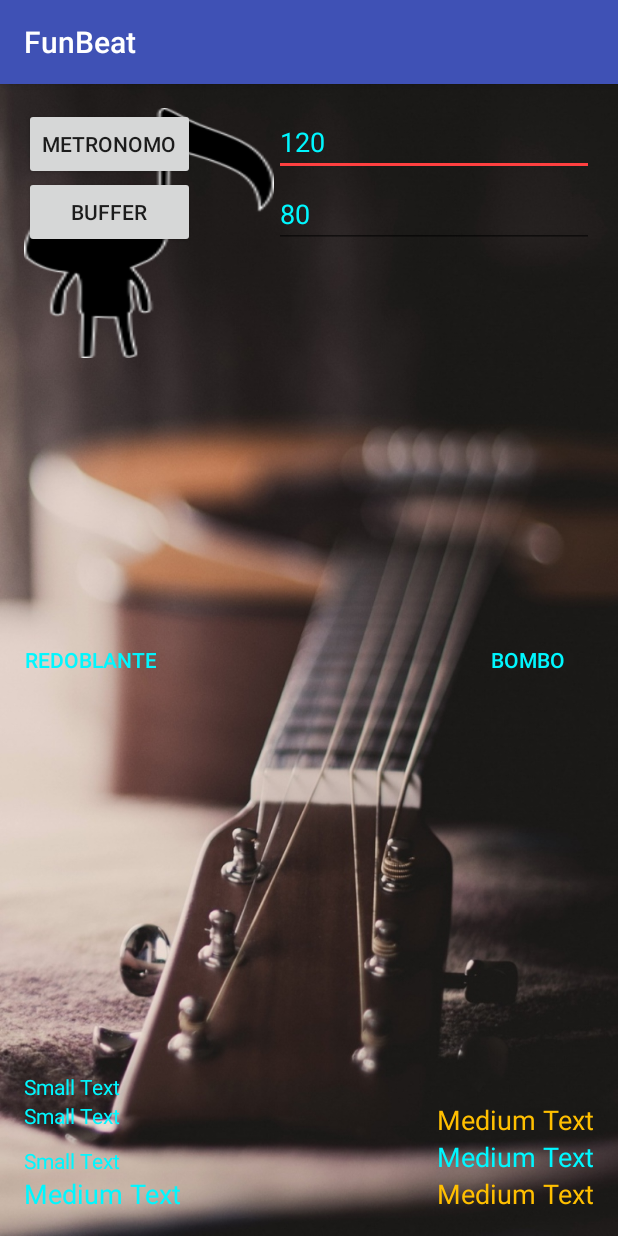
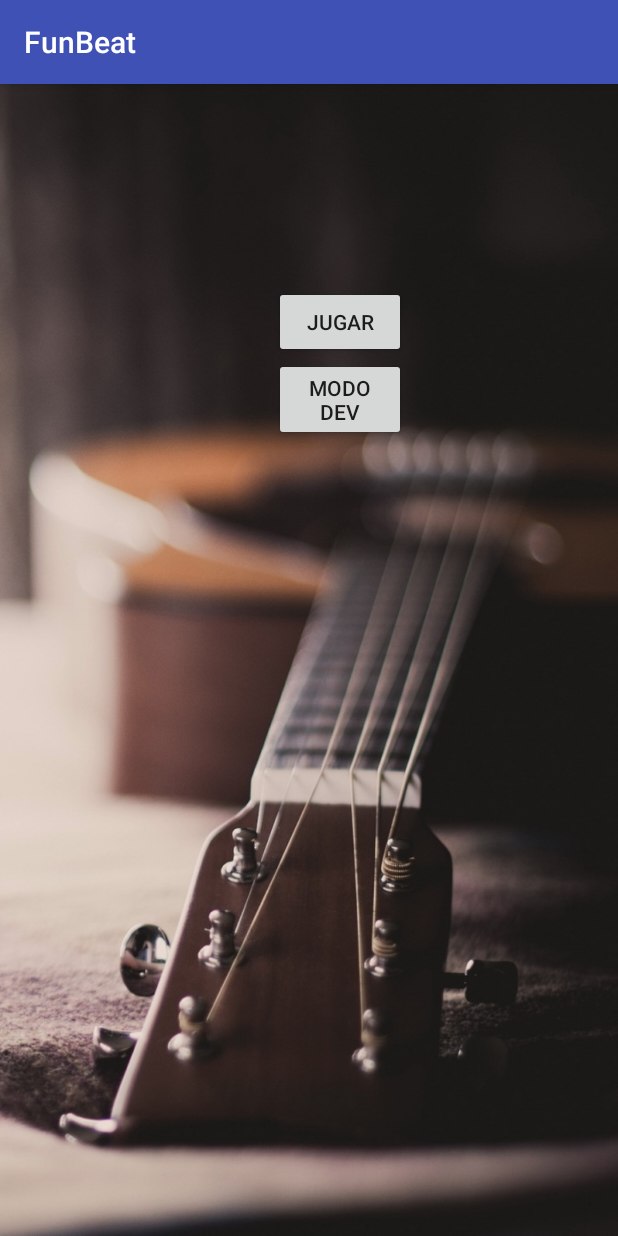
Before and after one commit to Jeixonx/FunBeat, an Android app: the screen it shows after launch (MainActivity), on a phone screen of 412 x 824 dp. Run offline under Robolectric (Android 15) with nearby library versions, the phone set to English and light mode, and no system bars.

Commit message:
Botones entrada

```diff
--- a/app/src/main/AndroidManifest.xml
+++ b/app/src/main/AndroidManifest.xml
@@ -15,8 +15,6 @@
                 <category android:name="android.intent.category.LAUNCHER" />
             </intent-filter>
         </activity>
-        <activity android:name=".Main2Activity" >
-        </activity>
     </application>
 
 </manifest>
--- a/app/src/main/java/co/edu/udea/cmovil/gr5/funbeat/funbeat/MainActivity.java
+++ b/app/src/main/java/co/edu/udea/cmovil/gr5/funbeat/funbeat/MainActivity.java
@@ -73,7 +73,7 @@ public class MainActivity extends AppCompatActivity /*implements View.OnTouchLis
 
 
         //definicion logica de la gui
-        Button boton1 = (Button) findViewById(R.id.button);
+        final Button boton1 = (Button) findViewById(R.id.button);
         final Button boton2 = (Button) findViewById(R.id.button2);
         final Button botonMetronomo = (Button) findViewById(R.id.button3);
         final Button botonBuffer = (Button) findViewById(R.id.button4);
@@ -83,7 +83,8 @@ public class MainActivity extends AppCompatActivity /*implements View.OnTouchLis
         final TextView tiempoMax = (TextView) findViewById(R.id.textView4);
         final TextView muestraMilis = (TextView) findViewById(R.id.textView5);
         final EditText editBuffer = (EditText) findViewById(R.id.editText2);
-
+        final Button jugar1 = (Button) findViewById(R.id.button5);
+        final Button conf = (Button) findViewById(R.id.button6);
         //para arrastrar el personaje en pantalla
         muestraX = (TextView) findViewById(R.id.textViewX);
         muestraY = (TextView) findViewById(R.id.textViewY);
@@ -242,6 +243,43 @@ public class MainActivity extends AppCompatActivity /*implements View.OnTouchLis
 
             );
 
+        conf.setOnClickListener(new View.OnClickListener()
+
+                                {
+                                    @Override
+                                    public void onClick(View v) {
+                                        boton1.setVisibility(View.VISIBLE);
+                                        boton2.setVisibility(View.VISIBLE);
+                                        botonMetronomo.setVisibility(View.VISIBLE);
+                                        botonBuffer.setVisibility(View.VISIBLE);
+                                        muestratiempo.setVisibility(View.VISIBLE);
+                                        tiempoPresion.setVisibility(View.VISIBLE);
+                                        tiempoMin.setVisibility(View.VISIBLE);
+                                        tiempoMax.setVisibility(View.VISIBLE);
+                                        muestraMilis.setVisibility(View.VISIBLE);
+                                        editBuffer.setVisibility(View.VISIBLE);
+                                        final Button jugar1 = (Button) findViewById(R.id.button5);
+                                        final Button conf = (Button) findViewById(R.id.button6);
+                                    }
+
+                                }
+
+        );
+
+        jugar1.setOnClickListener(new View.OnClickListener()
+
+                                       {
+                                           @Override
+                                           public void onClick(View v) {
+                                               jugar1.setVisibility(View.INVISIBLE);
+                                               conf.setVisibility(View.INVISIBLE);
+                                               boton1.setVisibility(View.VISIBLE);
+                                               boton2.setVisibility(View.VISIBLE);
+                                           }
+
+                                       }
+
+        );
 
 
         personaje.setOnTouchListener(
--- a/app/src/main/res/layout/activity_main.xml
+++ b/app/src/main/res/layout/activity_main.xml
@@ -16,7 +16,8 @@
         android:background="#00ffffff"
         android:layout_centerVertical="true"
         android:layout_alignParentStart="true"
-        android:textColor="#00f7ff" />
+        android:textColor="#00f7ff"
+        android:visibility="invisible" />
 
     <Button
         android:layout_width="wrap_content"
@@ -27,7 +28,8 @@
         android:layout_alignParentEnd="true"
         android:background="#00ffffff"
         android:textColor="#00f7ff"
-        android:layout_alignBottom="@+id/button" />
+        android:layout_alignBottom="@+id/button"
+        android:visibility="invisible" />
 
     <TextView
         android:layout_width="wrap_content"
@@ -37,7 +39,8 @@
         android:id="@+id/textView"
         android:layout_alignParentBottom="true"
         android:layout_alignParentStart="true"
-        android:textColor="#00f7ff" />
+        android:textColor="#00f7ff"
+        android:visibility="invisible" />
 
     <EditText
         android:layout_width="wrap_content"
@@ -48,7 +51,8 @@
         android:text="120"
         android:layout_alignParentTop="true"
         android:layout_alignParentEnd="true"
-        android:textColor="#00f7ff" />
+        android:textColor="#00f7ff"
+        android:visibility="invisible" />
 
     <Button
         android:layout_width="wrap_content"
@@ -56,7 +60,8 @@
         android:text="metronomo"
         android:id="@+id/button3"
         android:layout_alignParentTop="true"
-        android:layout_alignParentStart="true" />
+        android:layout_alignParentStart="true"
+        android:visibility="invisible" />
 
     <ImageView
         android:layout_width="wrap_content"
@@ -64,7 +69,8 @@
         android:id="@+id/imageView"
         android:layout_alignBottom="@+id/button2"
         android:layout_alignStart="@+id/editText"
-        android:foreground="@drawable/iconoidle" />
+        android:foreground="@drawable/iconoidle"
+        android:visibility="invisible" />
 
     <TextView
         android:layout_width="wrap_content"
@@ -74,7 +80,8 @@
         android:id="@+id/textView2"
         android:textColor="#00f7ff"
         android:layout_above="@+id/textView"
-        android:layout_alignEnd="@+id/button2" />
+        android:layout_alignEnd="@+id/button2"
+        android:visibility="invisible" />
 
     <TextView
         android:layout_width="wrap_content"
@@ -84,7 +91,8 @@
         android:id="@+id/textView3"
         android:layout_above="@+id/textView2"
         android:layout_alignStart="@+id/textView2"
-        android:textColor="#ffbf00" />
+        android:textColor="#ffbf00"
+        android:visibility="invisible" />
 
     <TextView
         android:layout_width="wrap_content"
@@ -94,7 +102,8 @@
         android:id="@+id/textView4"
         android:layout_alignBottom="@+id/textView"
         android:layout_alignStart="@+id/textView2"
-        android:textColor="#ffbf00" />
+        android:textColor="#ffbf00"
+        android:visibility="invisible" />
 
     <EditText
         android:layout_width="wrap_content"
@@ -105,7 +114,8 @@
         android:layout_below="@+id/button3"
         android:layout_alignStart="@+id/editText"
         android:textColor="#00f7ff"
-        android:text="80" />
+        android:text="80"
+        android:visibility="invisible" />
 
     <Button
         android:layout_width="wrap_content"
@@ -114,7 +124,8 @@
         android:id="@+id/button4"
         android:layout_alignBottom="@+id/editText2"
         android:layout_alignParentStart="true"
-        android:layout_alignEnd="@+id/button3" />
+        android:layout_alignEnd="@+id/button3"
+        android:visibility="invisible" />
 
     <TextView
         android:layout_width="wrap_content"
@@ -124,7 +135,8 @@
         android:id="@+id/textView5"
         android:layout_above="@+id/textView"
         android:layout_alignParentStart="true"
-        android:textColor="#00f7ff" />
+        android:textColor="#00f7ff"
+        android:visibility="invisible" />
 
     <TextView
         android:layout_width="wrap_content"
@@ -134,7 +146,8 @@
         android:id="@+id/textViewX"
         android:layout_above="@+id/textView3"
         android:layout_alignParentStart="true"
-        android:textColor="#00f7ff" />
+        android:textColor="#00f7ff"
+        android:visibility="invisible" />
 
     <TextView
         android:layout_width="wrap_content"
@@ -144,6 +157,24 @@
         android:id="@+id/textViewY"
         android:layout_below="@+id/textViewX"
         android:layout_alignParentStart="true"
-        android:textColor="#00f7ff" />
+        android:textColor="#00f7ff"
+        android:visibility="invisible" />
+
+    <Button
+        android:layout_width="wrap_content"
+        android:layout_height="wrap_content"
+        android:text="Jugar"
+        android:id="@+id/button5"
+        android:layout_alignBottom="@+id/imageView"
+        android:layout_toEndOf="@+id/imageView" />
+
+    <Button
+        android:layout_width="wrap_content"
+        android:layout_height="wrap_content"
+        android:text="Modo dev"
+        android:id="@+id/button6"
+        android:layout_alignEnd="@+id/button5"
+        android:layout_below="@+id/button5"
+        android:layout_toEndOf="@+id/imageView" />
 
 </RelativeLayout>
```
Also changed, not shown: app/src/main/java/co/edu/udea/cmovil/gr5/funbeat/funbeat/Main2Activity.java (deleted, +0 -13 lines), app/src/main/res/layout/activity_main2.xml (deleted, +0 -18 lines), 1 other file.
